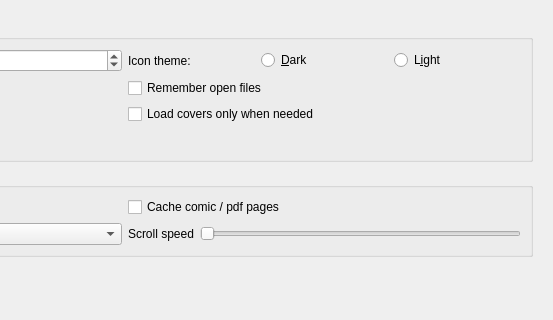
BasioMeusPuga/Lector, file lector/resources/raw/settings.ui: the form before one commit; both pictures show x 566 to 1119 and y 0 to 320 of the 1119 by 612 pixel window.
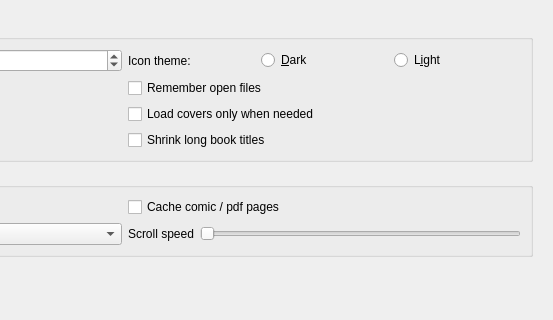
The form after the commit. The open tabs and pages were chosen to show the change.

```diff
--- a/lector/resources/raw/settings.ui
+++ b/lector/resources/raw/settings.ui
@@ -166,6 +166,13 @@
                     </property>
                    </widget>
                   </item>
+                  <item>
+                   <widget class="QCheckBox" name="attenuateTitles">
+                    <property name="text">
+                     <string>Shrink long book titles</string>
+                    </property>
+                   </widget>
+                  </item>
                  </layout>
                 </item>
                </layout>
```
